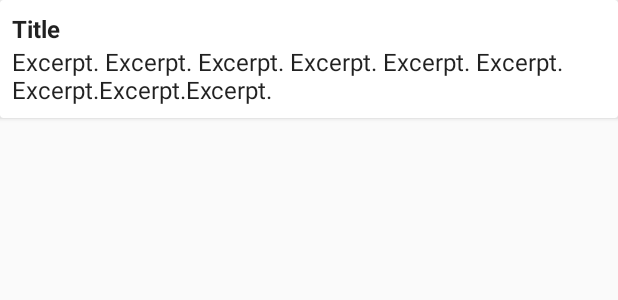
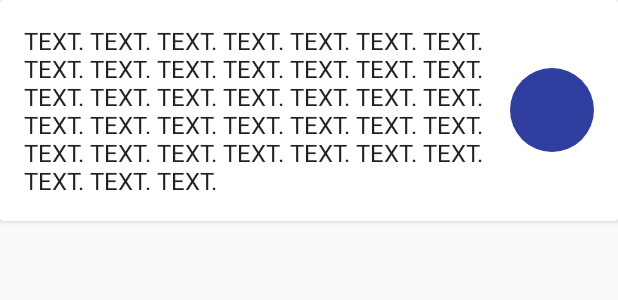
Before and after one commit to sahildave/CT-Twitter-Demo, an Android app: the layout item_list_content.xml on its own in the app's theme, with its tools: preview values and no code run, on a phone screen of 412 x 824 dp. Shown: the top 300 px of the screen. Run offline under Robolectric (Android 15) with nearby library versions, the phone set to English and light mode, and no system bars.

Commit message:
Added BezelImageView

```diff
--- a/app/src/main/java/xyz/sahildave/cleartax/data/api/TwitterListServiceImpl.java
+++ b/app/src/main/java/xyz/sahildave/cleartax/data/api/TwitterListServiceImpl.java
@@ -19,6 +19,7 @@ import retrofit2.Response;
 import retrofit2.Retrofit;
 import retrofit2.converter.gson.GsonConverterFactory;
 import timber.log.Timber;
+import xyz.sahildave.cleartax.BuildConfig;
 import xyz.sahildave.cleartax.data.model.Bearer;
 import xyz.sahildave.cleartax.data.model.SearchResult;
 import xyz.sahildave.cleartax.data.model.Tweet;
@@ -58,7 +59,7 @@ public class TwitterListServiceImpl implements TwitterListService {
                 // Customize the request
                 Request request = original.newBuilder()
                         .header("Content-Type", "application/x-www-form-urlencoded;charset=UTF-8")
-                        .header("Authorization", "Basic Rk40WE1QVVJ4a3hmeFJuaEtjNXpieE9OcDpsQkxLd2RsUXBhSFliT3d2a1pIRUprMzZSN0ViMmZmbVgyZk9PQ0didG54d2FhV0h1Ug==")
+                        .header("Authorization", "Basic " + BuildConfig.AUTHORIZATION_HEADER)
                         .method(original.method(), original.body())
                         .build();
 
--- a/app/src/main/java/xyz/sahildave/cleartax/data/list/InMemoryTweetListRepository.java
+++ b/app/src/main/java/xyz/sahildave/cleartax/data/list/InMemoryTweetListRepository.java
@@ -19,7 +19,6 @@ import static xyz.sahildave.cleartax.util.Common.checkNotNull;
 class InMemoryTweetListRepository implements TweetListRepository {
 
     private final TwitterListService mTweetListServiceApi;
-    private boolean mGetAllTweetsCalled;
     private boolean mTokenReceived;
     private String mToken;
     private ArrayList<Tweet> mTweetList = new ArrayList<>();
--- a/app/src/main/java/xyz/sahildave/cleartax/tweetlist/TweetListContract.java
+++ b/app/src/main/java/xyz/sahildave/cleartax/tweetlist/TweetListContract.java
@@ -17,7 +17,7 @@ public interface TweetListContract {
 
         void setTweets(List<Tweet> tweets);
 
-        void showResult(Map<String, Integer> frequencyMap);
+        void showResult(Map<Integer, String> frequencyMap);
 
         void showError();
 
--- a/app/src/main/java/xyz/sahildave/cleartax/util/Common.java
+++ b/app/src/main/java/xyz/sahildave/cleartax/util/Common.java
@@ -72,7 +72,7 @@ public class Common {
         return size;
     }
 
-    public static String mapToString(Map<String, Integer> map) {
+    public static String mapToString(Map<Integer, String> map) {
         String result = "";
         for (Object key : map.keySet()) {
             Object value = map.get(key);
--- /dev/null
+++ b/app/src/main/java/xyz/sahildave/cleartax/widget/BezelImageView.java
@@ -0,0 +1,196 @@
+package xyz.sahildave.cleartax.widget;
+
+import android.content.Context;
+import android.content.res.TypedArray;
+import android.graphics.Bitmap;
+import android.graphics.Canvas;
+import android.graphics.ColorMatrix;
+import android.graphics.ColorMatrixColorFilter;
+import android.graphics.Paint;
+import android.graphics.PorterDuff;
+import android.graphics.PorterDuffXfermode;
+import android.graphics.Rect;
+import android.graphics.RectF;
+import android.graphics.drawable.Drawable;
+import android.support.v4.view.ViewCompat;
+import android.util.AttributeSet;
+import android.widget.ImageView;
+
+import xyz.sahildave.cleartax.R;
+
+
+/**
+ * Created by sahil on 29/4/15.
+ */
+public class BezelImageView extends ImageView {
+    private Paint mBlackPaint;
+    private Paint mMaskedPaint;
+
+    private Rect mBounds;
+    private RectF mBoundsF;
+
+    private Drawable mBorderDrawable;
+    private Drawable mMaskDrawable;
+
+    private ColorMatrixColorFilter mDesaturateColorFilter;
+    private boolean mDesaturateOnPress = false;
+
+    private boolean mCacheValid = false;
+    private Bitmap mCacheBitmap;
+    private int mCachedWidth;
+    private int mCachedHeight;
+
+    public BezelImageView(Context context) {
+        this(context, null);
+    }
+
+    public BezelImageView(Context context, AttributeSet attrs) {
+        this(context, attrs, 0);
+    }
+
+    public BezelImageView(Context context, AttributeSet attrs, int defStyle) {
+        super(context, attrs, defStyle);
+
+        // Attribute initialization
+        final TypedArray a = context.obtainStyledAttributes(attrs, R.styleable.BezelImageView,
+                defStyle, 0);
+
+        mMaskDrawable = a.getDrawable(R.styleable.BezelImageView_maskDrawable);
+        if (mMaskDrawable != null) {
+            mMaskDrawable.setCallback(this);
+        }
+
+        mBorderDrawable = a.getDrawable(R.styleable.BezelImageView_borderDrawable);
+        if (mBorderDrawable != null) {
+            mBorderDrawable.setCallback(this);
+        }
+
+        mDesaturateOnPress = a.getBoolean(R.styleable.BezelImageView_desaturateOnPress,
+                mDesaturateOnPress);
+
+        a.recycle();
+
+        // Other initialization
+        mBlackPaint = new Paint();
+        mBlackPaint.setColor(0xff000000);
+
+        mMaskedPaint = new Paint();
+        mMaskedPaint.setXfermode(new PorterDuffXfermode(PorterDuff.Mode.SRC_IN));
+
+        // Always want a cache allocated.
+        mCacheBitmap = Bitmap.createBitmap(1, 1, Bitmap.Config.ARGB_8888);
+
+        if (mDesaturateOnPress) {
+            // Create a desaturate color filter for pressed state.
+            ColorMatrix cm = new ColorMatrix();
+            cm.setSaturation(0);
+            mDesaturateColorFilter = new ColorMatrixColorFilter(cm);
+        }
+    }
+
+    @Override
+    protected boolean setFrame(int l, int t, int r, int b) {
+        final boolean changed = super.setFrame(l, t, r, b);
+        mBounds = new Rect(0, 0, r - l, b - t);
+        mBoundsF = new RectF(mBounds);
+
+        if (mBorderDrawable != null) {
+            mBorderDrawable.setBounds(mBounds);
+        }
+        if (mMaskDrawable != null) {
+            mMaskDrawable.setBounds(mBounds);
+        }
+
+        if (changed) {
+            mCacheValid = false;
+        }
+
+        return changed;
+    }
+
+    @Override
+    protected void onDraw(Canvas canvas) {
+        if (mBounds == null) {
+            return;
+        }
+
+        int width = mBounds.width();
+        int height = mBounds.height();
+
+        if (width == 0 || height == 0) {
+            return;
+        }
+
+        if (!mCacheValid || width != mCachedWidth || height != mCachedHeight) {
+            // Need to redraw the cache
+            if (width == mCachedWidth && height == mCachedHeight) {
+                // Have a correct-sized bitmap cache already allocated. Just erase it.
+                mCacheBitmap.eraseColor(0);
+            } else {
+                // Allocate a new bitmap with the correct dimensions.
+                mCacheBitmap.recycle();
+                //noinspection AndroidLintDrawAllocation
+                mCacheBitmap = Bitmap.createBitmap(width, height, Bitmap.Config.ARGB_8888);
+                mCachedWidth = width;
+                mCachedHeight = height;
+            }
+
+            Canvas cacheCanvas = new Canvas(mCacheBitmap);
+            if (mMaskDrawable != null) {
+                int sc = cacheCanvas.save();
+                mMaskDrawable.draw(cacheCanvas);
+                mMaskedPaint.setColorFilter((mDesaturateOnPress && isPressed())
+                        ? mDesaturateColorFilter : null);
+                cacheCanvas.saveLayer(mBoundsF, mMaskedPaint,
+                        Canvas.HAS_ALPHA_LAYER_SAVE_FLAG | Canvas.FULL_COLOR_LAYER_SAVE_FLAG);
+                super.onDraw(cacheCanvas);
+                cacheCanvas.restoreToCount(sc);
+            } else if (mDesaturateOnPress && isPressed()) {
+                int sc = cacheCanvas.save();
+                cacheCanvas.drawRect(0, 0, mCachedWidth, mCachedHeight, mBlackPaint);
+                mMaskedPaint.setColorFilter(mDesaturateColorFilter);
+                cacheCanvas.saveLayer(mBoundsF, mMaskedPaint,
+                        Canvas.HAS_ALPHA_LAYER_SAVE_FLAG | Canvas.FULL_COLOR_LAYER_SAVE_FLAG);
+                super.onDraw(cacheCanvas);
+                cacheCanvas.restoreToCount(sc);
+            } else {
+                super.onDraw(cacheCanvas);
+            }
+
+            if (mBorderDrawable != null) {
+                mBorderDrawable.draw(cacheCanvas);
+            }
+        }
+
+        // Draw from cache
+        canvas.drawBitmap(mCacheBitmap, mBounds.left, mBounds.top, null);
+    }
+
+    @Override
+    protected void drawableStateChanged() {
+        super.drawableStateChanged();
+        if (mBorderDrawable != null && mBorderDrawable.isStateful()) {
+            mBorderDrawable.setState(getDrawableState());
+        }
+        if (mMaskDrawable != null && mMaskDrawable.isStateful()) {
+            mMaskDrawable.setState(getDrawableState());
+        }
+        if (isDuplicateParentStateEnabled()) {
+            ViewCompat.postInvalidateOnAnimation(this);
+        }
+    }
+
+    @Override
+    public void invalidateDrawable(Drawable who) {
+        if (who == mBorderDrawable || who == mMaskDrawable) {
+            invalidate();
+        } else {
+            super.invalidateDrawable(who);
+        }
+    }
+
+    @Override
+    protected boolean verifyDrawable(Drawable who) {
+        return who == mBorderDrawable || who == mMaskDrawable || super.verifyDrawable(who);
+    }
+}
--- /dev/null
+++ b/app/src/main/res/drawable/circle_mask.xml
@@ -0,0 +1,4 @@
+<shape xmlns:android="http://schemas.android.com/apk/res/android"
+    android:shape="oval">
+    <solid android:color="#000" />
+</shape>
--- a/app/src/main/res/layout/item_list_content.xml
+++ b/app/src/main/res/layout/item_list_content.xml
@@ -11,31 +11,27 @@
     <LinearLayout
         android:layout_width="match_parent"
         android:layout_height="wrap_content"
-        android:padding="8dp"
+        android:padding="16dp"
         android:orientation="horizontal">
 
-        <LinearLayout
+        <TextView
+            android:id="@+id/title"
             android:layout_width="0dp"
             android:layout_weight="1"
-            android:layout_height="match_parent"
-            android:orientation="vertical">
+            android:layout_height="wrap_content"
+            android:layout_gravity="center_vertical"
+            android:textAppearance="?attr/textAppearanceListItem"
+            tools:text="TEXT. TEXT. TEXT. TEXT. TEXT. TEXT. TEXT. TEXT. TEXT. TEXT. TEXT. TEXT. TEXT. TEXT. TEXT. TEXT. TEXT. TEXT. TEXT. TEXT. TEXT. TEXT. TEXT. TEXT. TEXT. TEXT. TEXT. TEXT. TEXT. TEXT. TEXT. TEXT. TEXT. TEXT. TEXT. TEXT. TEXT. TEXT. "/>
 
-            <TextView
-                android:id="@+id/title"
-                android:layout_width="match_parent"
-                android:layout_height="wrap_content"
-                android:textAppearance="?attr/textAppearanceListItem"
-                android:textStyle="bold"
-                tools:text="Title"/>
-
-            <TextView
-                android:id="@+id/excerpt"
-                android:layout_width="match_parent"
-                android:layout_height="match_parent"
-                android:textAppearance="?attr/textAppearanceListItemSmall"
-                tools:text="Excerpt. Excerpt. Excerpt. Excerpt. Excerpt. Excerpt. Excerpt.Excerpt.Excerpt."/>
-
-        </LinearLayout>
-
+        <xyz.sahildave.cleartax.widget.BezelImageView
+            android:id="@+id/image"
+            android:layout_width="56dp"
+            android:layout_height="56dp"
+            android:layout_gravity="center"
+            android:layout_marginLeft="8dp"
+            android:clickable="true"
+            android:scaleType="centerCrop"
+            tools:src="@color/colorPrimaryDark"
+            app:maskDrawable="@drawable/circle_mask" />
     </LinearLayout>
 </android.support.v7.widget.CardView>
```
Also changed, not shown: app/build.gradle (+7 -0 lines), app/src/main/java/xyz/sahildave/cleartax/data/model/Tweet.java (+10 -124 lines), app/src/main/java/xyz/sahildave/cleartax/tweetlist/TweetListActivity.java (+15 -3 lines), app/src/main/java/xyz/sahildave/cleartax/tweetlist/TweetListAdapter.java (+16 -15 lines), app/src/main/java/xyz/sahildave/cleartax/tweetlist/TweetListPresenter.java (+5 -5 lines), app/src/main/res/values/attrs.xml (added, +10 -0 lines).
